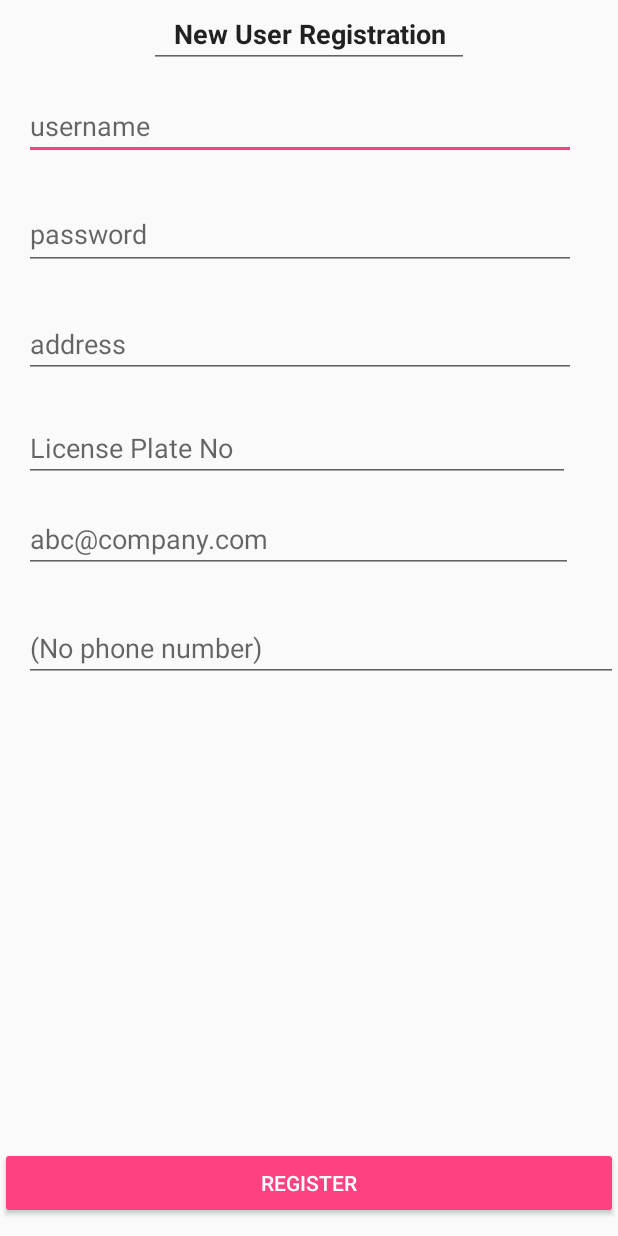
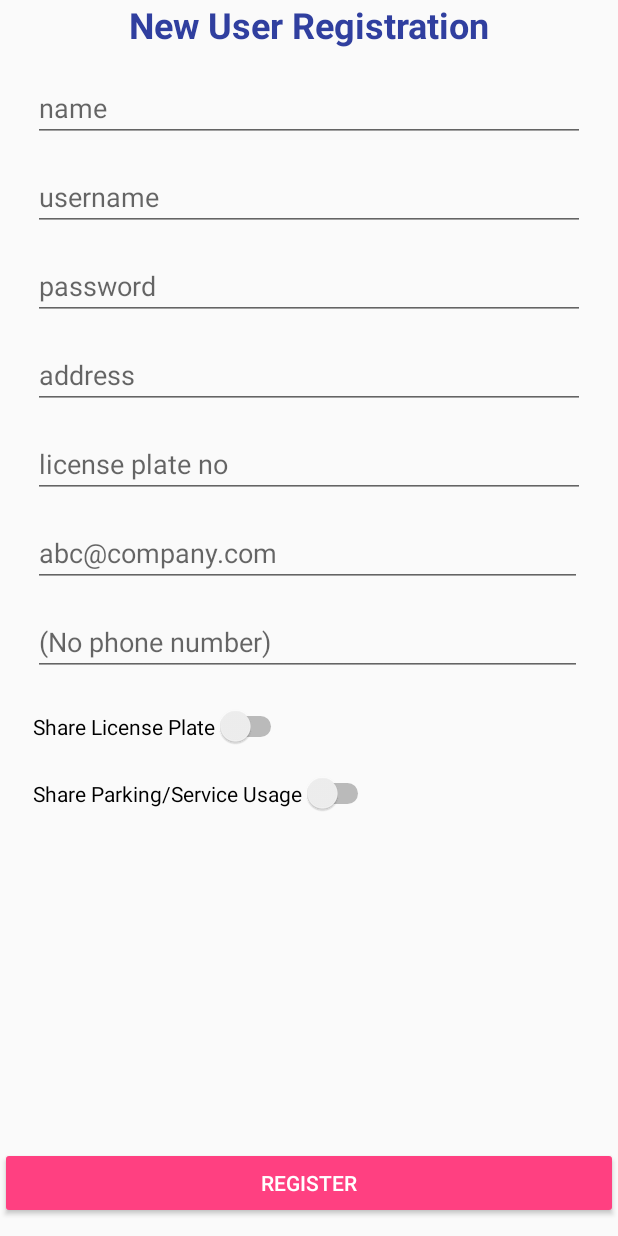
Before and after one commit to sanaltsk/smart-lamp, an Android app: the RegisterActivity screen opened directly, with no data from a screen before it, on a phone screen of 412 x 824 dp. Run offline under Robolectric (Android 15) with nearby library versions, the phone set to English and light mode, and no system bars; our stand-ins replace Volley; network calls fail.

Commit message:
change in toast

```diff
--- a/app/src/main/java/com/example/sanal/smartlamp/FinalScreen.java
+++ b/app/src/main/java/com/example/sanal/smartlamp/FinalScreen.java
@@ -16,7 +16,7 @@ public class FinalScreen extends AppCompatActivity {
         String message;
         int fromServiceList = intent.getFlags();
         if(fromServiceList==1) {
-            message = "Car parked and orderd services successfully !";
+            message = "Services ordered and Car parked !";
         } else {
             message = "Car parked successfully!";
         }
--- a/app/src/main/res/layout/activity_login.xml
+++ b/app/src/main/res/layout/activity_login.xml
@@ -66,17 +66,15 @@
     <EditText
         android:id="@+id/banner"
         style="@android:style/Widget.AutoCompleteTextView"
-        android:layout_width="368dp"
+        android:layout_width="match_parent"
         android:layout_height="wrap_content"
+        android:layout_marginTop="81dp"
+        android:background="@null"
         android:ems="10"
-        android:inputType="textPersonName"
         android:text="SmartLampPost"
         android:textAlignment="center"
         android:textColor="@color/colorPrimaryDark"
         android:textSize="36sp"
         android:textStyle="bold"
-        android:background="@null"
-        tools:layout_editor_absoluteX="8dp"
-        app:layout_constraintTop_toTopOf="parent"
-        android:layout_marginTop="81dp" />
+        app:layout_constraintTop_toTopOf="parent" />
 </android.support.constraint.ConstraintLayout>
--- a/app/src/main/res/layout/activity_register.xml
+++ b/app/src/main/res/layout/activity_register.xml
@@ -7,84 +7,141 @@
     tools:context="com.example.sanal.smartlamp.RegisterActivity">
 
     <EditText
+        android:id="@+id/topBanner"
+        android:layout_width="wrap_content"
+        android:layout_height="wrap_content"
+        android:layout_alignParentTop="true"
+        android:layout_centerHorizontal="true"
+        android:background="@null"
+        android:ems="10"
+        android:text="New User Registration"
+        android:textAlignment="center"
+        android:textColor="@color/colorPrimaryDark"
+        android:textSize="24sp"
+        android:textStyle="bold" />
+    <EditText
+        android:id="@+id/etName"
+        android:layout_width="368dp"
+        android:layout_height="42dp"
+        android:layout_marginTop="20dp"
+        android:ems="10"
+        android:hint="name"
+        android:inputType="textPersonName"
+        app:layout_constraintLeft_toLeftOf="parent"
+        app:layout_constraintRight_toRightOf="parent"
+        app:layout_constraintTop_toTopOf="parent"
+        android:layout_below="@+id/topBanner"
+        android:layout_centerHorizontal="true" />
+
+    <EditText
         android:id="@+id/etUsername"
         android:layout_width="368dp"
         android:layout_height="42dp"
         android:ems="10"
         android:hint="username"
         android:inputType="textPersonName"
+        app:layout_constraintLeft_toLeftOf="parent"
+        app:layout_constraintRight_toRightOf="parent"
         app:layout_constraintHorizontal_bias="0.0"
-        app:layout_constraintLeft_toLeftOf="@+id/etName"
-        app:layout_constraintRight_toRightOf="@+id/etName"
-        app:layout_constraintTop_toBottomOf="@+id/etName"
-        android:layout_marginTop="11dp"
+        android:layout_marginTop="17dp"
         android:layout_below="@+id/etName"
-        android:layout_toRightOf="@+id/etName"
-        android:layout_toEndOf="@+id/etName" />
+        android:layout_alignLeft="@+id/etName"
+        android:layout_alignStart="@+id/etName" />
 
     <EditText
         android:id="@+id/etPassword"
         android:layout_width="368dp"
-        android:layout_height="48dp"
+        android:layout_height="42dp"
         android:ems="10"
         android:hint="password"
         android:inputType="textPassword"
-        app:layout_constraintHorizontal_bias="0.0"
-        app:layout_constraintLeft_toLeftOf="@+id/etUsername"
-        app:layout_constraintRight_toRightOf="@+id/etUsername"
-        app:layout_constraintTop_toBottomOf="@+id/etUsername"
-        android:layout_below="@+id/etUsername"
-        android:layout_toRightOf="@+id/etName"
-        android:layout_toEndOf="@+id/etName"
-        android:layout_marginTop="25dp" />
-
-    <EditText
-        android:id="@+id/etName"
-        android:layout_width="0dp"
-        android:layout_height="45dp"
-        android:layout_marginLeft="8dp"
-        android:layout_marginRight="8dp"
-        android:layout_marginTop="8dp"
-        android:ems="10"
-        android:hint="Name"
-        android:inputType="textPersonName"
         app:layout_constraintLeft_toLeftOf="parent"
         app:layout_constraintRight_toRightOf="parent"
-        app:layout_constraintTop_toTopOf="parent"
-        android:layout_marginStart="8dp"
-        android:layout_marginEnd="8dp" />
+        app:layout_constraintHorizontal_bias="0.0"
+        android:layout_marginTop="17dp"
+        android:layout_below="@+id/etUsername"
+        android:layout_alignLeft="@+id/etName"
+        android:layout_alignStart="@+id/etName" />
 
     <EditText
         android:id="@+id/etAddress"
         android:layout_width="368dp"
-        android:layout_height="44dp"
+        android:layout_height="42dp"
         android:ems="10"
         android:hint="address"
         android:inputType="textPostalAddress"
-        app:layout_constraintHorizontal_bias="0.38"
-        app:layout_constraintLeft_toLeftOf="@+id/etPassword"
-        app:layout_constraintRight_toRightOf="@+id/etPassword"
-        app:layout_constraintTop_toBottomOf="@+id/etPassword"
+        app:layout_constraintLeft_toLeftOf="parent"
+        app:layout_constraintRight_toRightOf="parent"
+        app:layout_constraintHorizontal_bias="0.0"
+        android:layout_marginTop="17dp"
         android:layout_below="@+id/etPassword"
-        android:layout_toRightOf="@+id/etName"
-        android:layout_toEndOf="@+id/etName"
-        android:layout_marginTop="28dp" />
+        android:layout_alignLeft="@+id/etName"
+        android:layout_alignStart="@+id/etName" />
 
     <EditText
         android:id="@+id/etLicense"
-        android:layout_width="364dp"
-        android:layout_height="40dp"
+        android:layout_width="368dp"
+        android:layout_height="42dp"
         android:ems="10"
-        android:hint="License Plate No"
+        android:hint="license plate no"
         android:inputType="textPersonName"
-        app:layout_constraintHorizontal_bias="1.0"
-        app:layout_constraintLeft_toLeftOf="@+id/etMail"
-        app:layout_constraintRight_toRightOf="@+id/etMail"
-        app:layout_constraintTop_toBottomOf="@+id/etMail"
+        app:layout_constraintLeft_toLeftOf="parent"
+        app:layout_constraintRight_toRightOf="parent"
+        app:layout_constraintHorizontal_bias="0.0"
         android:layout_below="@+id/etAddress"
-        android:layout_toRightOf="@+id/etName"
-        android:layout_toEndOf="@+id/etName"
-        android:layout_marginTop="29dp" />
+        android:layout_alignLeft="@+id/etName"
+        android:layout_alignStart="@+id/etName"
+        android:layout_marginTop="17dp" />
+
+    <EditText
+        android:id="@+id/etMail"
+        android:layout_width="366dp"
+        android:layout_height="42dp"
+        android:ems="10"
+        android:hint="abc@company.com"
+        android:inputType="textEmailAddress"
+        app:layout_constraintLeft_toLeftOf="parent"
+        app:layout_constraintRight_toRightOf="parent"
+        app:layout_constraintHorizontal_bias="0.0"
+        android:layout_below="@+id/etLicense"
+        android:layout_alignLeft="@+id/etName"
+        android:layout_alignStart="@+id/etName"
+        android:layout_marginTop="17dp" />
+
+    <EditText
+        android:id="@+id/etPhone"
+        android:layout_width="366dp"
+        android:layout_height="42dp"
+        android:ems="10"
+        android:hint="@android:string/emptyPhoneNumber"
+        android:inputType="phone"
+        app:layout_constraintLeft_toLeftOf="parent"
+        app:layout_constraintRight_toRightOf="parent"
+        app:layout_constraintHorizontal_bias="0.0"
+        android:layout_below="@+id/etMail"
+        android:layout_alignLeft="@+id/etName"
+        android:layout_alignStart="@+id/etName"
+        android:layout_marginTop="17dp" />
+
+    <Switch
+        android:id="@+id/switchShareLicense"
+        android:layout_width="wrap_content"
+        android:layout_height="wrap_content"
+        android:layout_alignLeft="@+id/etPhone"
+        android:layout_marginTop="20dp"
+        android:text="Share License Plate"
+        android:layout_below="@+id/etPhone"
+        android:layout_alignStart="@+id/etName" />
+
+    <Switch
+        android:id="@+id/switchShareService"
+        android:layout_width="wrap_content"
+        android:layout_height="wrap_content"
+        android:layout_alignLeft="@+id/etPhone"
+        android:layout_marginTop="17dp"
+        android:text="Share Parking/Service Usage"
+        android:layout_below="@+id/switchShareLicense"
+        android:layout_alignStart="@+id/etName" />
 
     <Button
         android:id="@+id/registerBtn"
@@ -96,45 +153,8 @@
         android:layout_marginBottom="11dp"
         android:text="Register"
         app:layout_constraintLeft_toLeftOf="parent"
-        app:layout_constraintTop_toBottomOf="@+id/etPhone" />
-
-    <EditText
-        android:id="@+id/etMail"
-        android:layout_width="366dp"
-        android:layout_height="43dp"
-        android:ems="10"
-        android:hint="abc@company.com"
-        android:inputType="textEmailAddress"
+        app:layout_constraintRight_toRightOf="parent"
         app:layout_constraintHorizontal_bias="0.0"
-        app:layout_constraintLeft_toLeftOf="@+id/etAddress"
-        app:layout_constraintRight_toRightOf="@+id/etAddress"
-        app:layout_constraintTop_toBottomOf="@+id/etAddress"
-        android:layout_below="@+id/etLicense"
-        android:layout_alignLeft="@+id/etLicense"
-        android:layout_alignStart="@+id/etLicense"
-        android:layout_marginTop="17dp" />
-
-    <EditText
-        android:id="@+id/editText2"
-        android:layout_width="wrap_content"
-        android:layout_height="wrap_content"
-        android:ems="10"
-        android:inputType="textPersonName"
-        android:text="New User Registration"
-        android:textAlignment="center"
-        android:textStyle="bold"
-        android:layout_alignParentTop="true"
-        android:layout_centerHorizontal="true" />
-
-    <EditText
-        android:id="@+id/editText3"
-        android:layout_width="match_parent"
-        android:layout_height="wrap_content"
-        android:layout_below="@+id/etMail"
-        android:layout_marginTop="27dp"
-        android:layout_toRightOf="@+id/etName"
-        android:ems="10"
-        android:hint="@android:string/emptyPhoneNumber"
-        android:inputType="phone" />
+        app:layout_constraintTop_toBottomOf="@+id/switchShareService" />
 
 </RelativeLayout>
```
